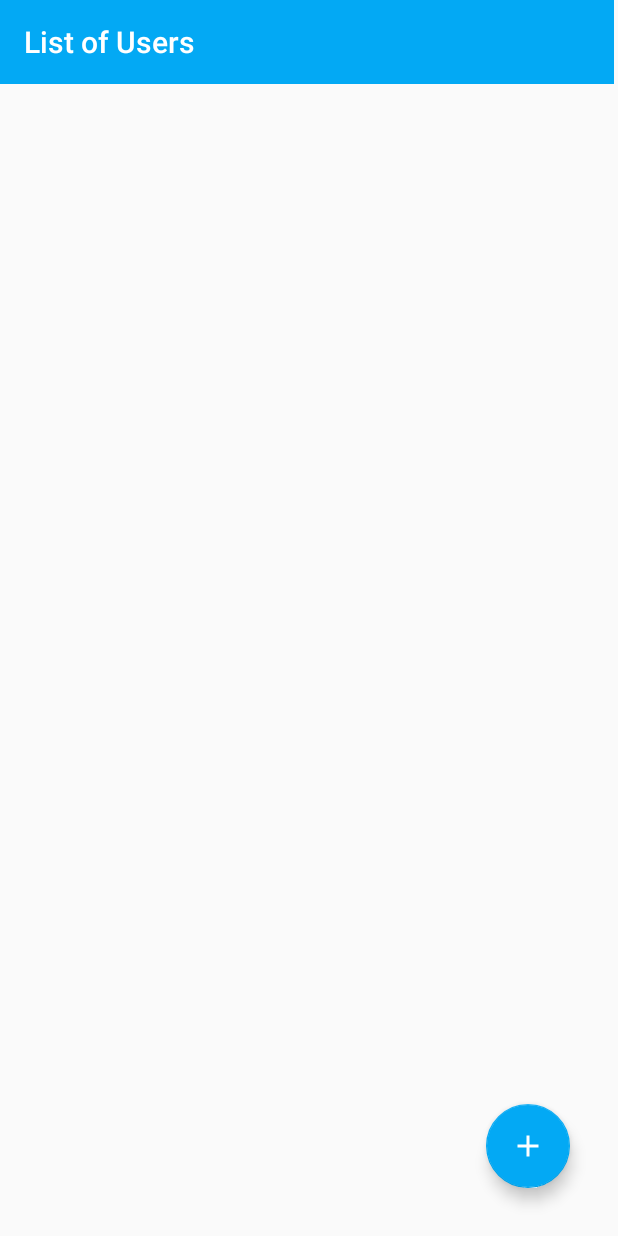
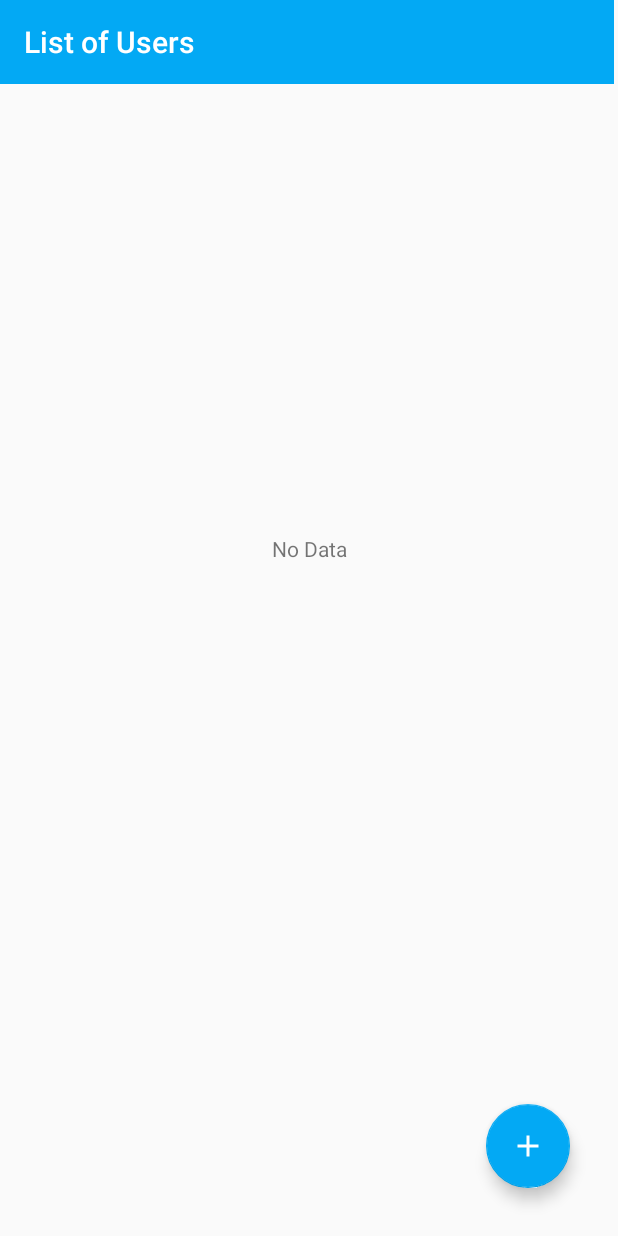
Before and after one commit to BryanAntonnio/Week1_0706011910022, an Android app: the screen it shows after launch (MainActivity), on a phone screen of 412 x 824 dp. Run offline under Robolectric (Android 15) with nearby library versions, the phone set to English and light mode, and no system bars.

Commit message:
no data dikembaliin

```diff
--- a/app/src/main/java/com/uc/week1_0706011910022/AddUserActivity.java
+++ b/app/src/main/java/com/uc/week1_0706011910022/AddUserActivity.java
@@ -65,8 +65,6 @@ public class AddUserActivity extends AppCompatActivity implements TextWatcher {
             TextInputLayout set_age = (TextInputLayout) findViewById(R.id.input_age);
             set_age.getEditText().setText(mContacts.get(daftar).getAge());
             String txt = " years old";
-//            age = age.replaceAll("\\D+","");
-//            input_age.setText(age);
 
             TextInputLayout set_address = (TextInputLayout) findViewById(R.id.input_address);
             set_address.getEditText().setText(mContacts.get(daftar).getAddress());
--- a/app/src/main/java/com/uc/week1_0706011910022/DetailActivity.java
+++ b/app/src/main/java/com/uc/week1_0706011910022/DetailActivity.java
@@ -22,7 +22,6 @@ import com.uc.week1_0706011910022.model.User;
 import com.uc.week1_0706011910022.model.UserData;
 
 import java.util.ArrayList;
-import java.util.Iterator;
 
 public class DetailActivity extends AppCompatActivity {
 
@@ -30,9 +29,6 @@ public class DetailActivity extends AppCompatActivity {
     Intent intent;
     Button button_delete;
     Button button_edit;
-    RecyclerView mRecyclerView;
-    RecyclerView.Adapter mAdapter;
-    User user;
     int con;
     Toolbar toolbar;
 
@@ -75,7 +71,6 @@ public class DetailActivity extends AppCompatActivity {
 
             @Override
             public void onClick(View v) {
-                // TODO Auto-generated method stub
                 alertMessage();
             }
         });
@@ -105,18 +100,11 @@ public class DetailActivity extends AppCompatActivity {
                 switch (which) {
                     case DialogInterface.BUTTON_POSITIVE:
 
-//                        Iterator<User> iter = UserData.saveList.iterator();
-//                        while (iter.hasNext()) {
-//                            User user = iter.next();
-//                            if (user.name.equals(mContacts.get(con).getName())) {
-//                                iter.remove();
-//                            }
-//                        }
 
                         mContacts.remove(con);
                         Log.d("test", String.valueOf(con));
 
-                        // Yes button clicked
+                        // Yes
                         Toast.makeText(DetailActivity.this, "Delete Success",
                                 Toast.LENGTH_LONG).show();
 
@@ -135,8 +123,8 @@ public class DetailActivity extends AppCompatActivity {
 
 
                     case DialogInterface.BUTTON_NEGATIVE:
-                        // No button clicked
-                        // do nothing
+
+                        //No
                         dialog.dismiss();
                 }
             }
--- a/app/src/main/java/com/uc/week1_0706011910022/MainActivity.java
+++ b/app/src/main/java/com/uc/week1_0706011910022/MainActivity.java
@@ -33,6 +33,7 @@ public class MainActivity extends AppCompatActivity implements MyAdapter.OnNoteL
     protected void onCreate(Bundle savedInstanceState) {
         super.onCreate(savedInstanceState);
         setContentView(R.layout.activity_main);
+        no_data = findViewById(R.id.nodata);
 
         btn_add = findViewById(R.id.addUser);
 
@@ -56,11 +57,11 @@ public class MainActivity extends AppCompatActivity implements MyAdapter.OnNoteL
         mRecyclerView.setLayoutManager(mLayoutManager);
         mRecyclerView.setAdapter(mAdapter);
 
-//        if (mContacts.isEmpty()){
-//            no_data.setText("No Data");
-//        }else{
-//            no_data.setText("");
-//        }
+        if (mContacts.isEmpty()){
+            no_data.setText("No Data");
+        }else{
+            no_data.setText("");
+        }
     }
     @Override
     public void OnNoteClick(int position) {
--- a/app/src/main/res/layout/activity_main.xml
+++ b/app/src/main/res/layout/activity_main.xml
@@ -40,4 +40,14 @@
         app:layout_constraintStart_toStartOf="parent"
         app:layout_constraintTop_toBottomOf="@+id/toolbar"/>
 
+    <TextView
+        android:id="@+id/nodata"
+        android:layout_width="wrap_content"
+        android:layout_height="wrap_content"
+        android:layout_marginTop="300dp"
+        android:text="TextView"
+        app:layout_constraintEnd_toEndOf="parent"
+        app:layout_constraintStart_toStartOf="parent"
+        app:layout_constraintTop_toBottomOf="@+id/toolbar" />
+
 </androidx.constraintlayout.widget.ConstraintLayout>
```
